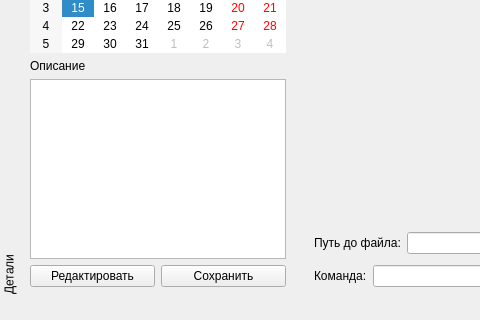
First picture: the form in app/LightTaskManager/gui/mainwindow.ui, repository ApplicationsForge/TaskManagerGUI, before the edit; both pictures show x 0 to 480 and y 355 to 675 of the 800 by 675 pixel window.
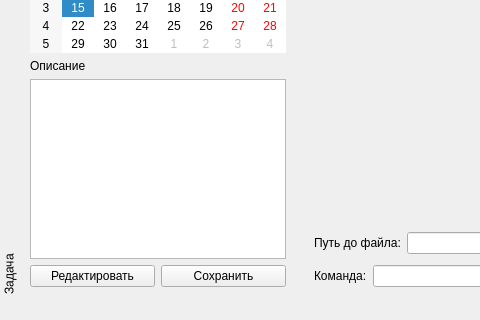
Second picture: the form after the edit. Icons and pictures are not drawn.

Commit message: Рефакторинг

```diff
--- a/app/LightTaskManager/gui/mainwindow.ui
+++ b/app/LightTaskManager/gui/mainwindow.ui
@@ -296,7 +296,7 @@
     <set>Qt::AllDockWidgetAreas</set>
    </property>
    <property name="windowTitle">
-    <string>Детали</string>
+    <string>Задача</string>
    </property>
    <attribute name="dockWidgetArea">
     <number>1</number>
```
The commit also changes 1 other file.
